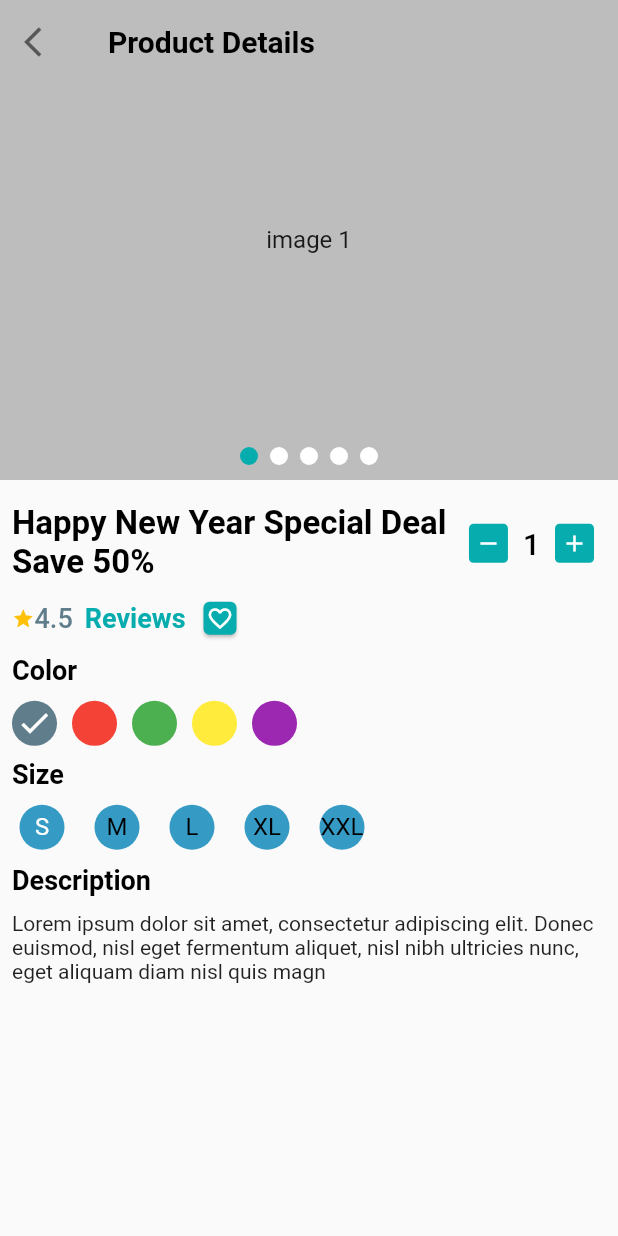
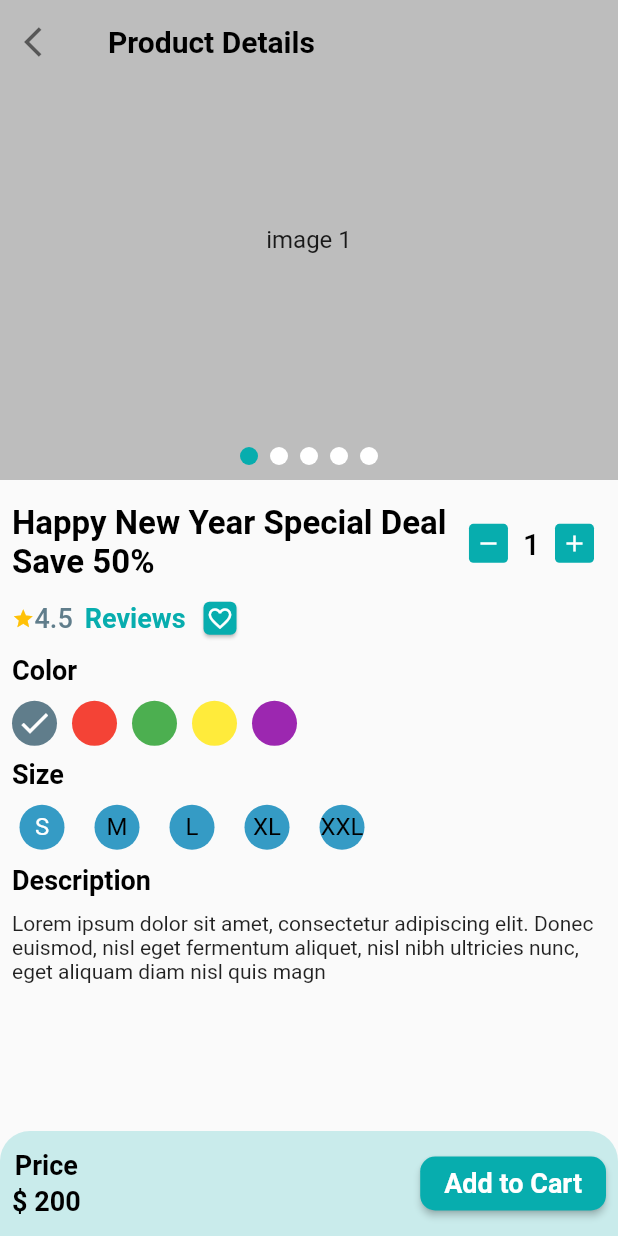
Before and after one commit to MDRifatkhan333/cruftybuy, a Flutter app: the ProductDetasilScreen screen opened directly, on a phone screen of 412 x 824 dp. Run offline on Flutter 3.47's test engine with Material 2 defaults, Android fonts, the phone set to English and light mode, and no system bars; drawn by our look-alikes of carousel_slider; our stand-ins replace flutter_svg, get, pin_code_fields.

```diff
--- a/lib/presentation/ui/screen/product_detailsScreen.dart
+++ b/lib/presentation/ui/screen/product_detailsScreen.dart
@@ -59,7 +59,9 @@ class _ProductDetasilScreenState extends State<ProductDetasilScreen> {
             SizedBox(
               height: MediaQuery.of(context).size.height * 0.01,
             ),
-            Padding(
+            Expanded(
+              child: SingleChildScrollView(
+                child: Padding(
                   padding: const EdgeInsets.all(8.0),
                   child: Column(
                     crossAxisAlignment: CrossAxisAlignment.start,
@@ -233,10 +235,70 @@ class _ProductDetasilScreenState extends State<ProductDetasilScreen> {
                         height: 10,
                       ),
                       const Text(
-                      'Lorem ipsum dolor sit amet, consectetur adipiscing elit. Donec euismod, nisl eget fermentum aliquet, nisl nibh ultricies nunc, eget aliquam diam nisl quis magn ')
+                          'Lorem ipsum dolor sit amet, consectetur adipiscing elit. Donec euismod, nisl eget fermentum aliquet, nisl nibh ultricies nunc, eget aliquam diam nisl quis magn '),
                     ],
                   ),
                 ),
+              ),
+            ),
+            Container(
+              height: 70,
+              decoration: BoxDecoration(
+                  borderRadius: const BorderRadius.only(
+                    topLeft: Radius.circular(20),
+                    topRight: Radius.circular(20),
+                  ),
+                  color: AppColors.primaryColor.withOpacity(0.2)),
+              child: Row(
+                children: [
+                  const Padding(
+                    padding: EdgeInsets.all(8.0),
+                    child: Column(
+                      mainAxisAlignment: MainAxisAlignment.center,
+                      children: [
+                        Text(
+                          'Price',
+                          style: TextStyle(
+                              fontSize: 18,
+                              fontWeight: FontWeight.bold,
+                              color: Colors.black),
+                        ),
+                        SizedBox(
+                          height: 3,
+                        ),
+                        Text(
+                          '\$ 200',
+                          style: TextStyle(
+                              fontSize: 18,
+                              fontWeight: FontWeight.bold,
+                              color: Colors.black),
+                        ),
+                      ],
+                    ),
+                  ),
+                  const Spacer(),
+                  Padding(
+                    padding: const EdgeInsets.all(8.0),
+                    child: ElevatedButton(
+                      onPressed: () {},
+                      child: Text(
+                        'Add to Cart',
+                        style: TextStyle(
+                            fontSize: 18,
+                            fontWeight: FontWeight.bold,
+                            color: Colors.white),
+                      ),
+                      style: ElevatedButton.styleFrom(
+                        primary: AppColors.primaryColor,
+                        shape: RoundedRectangleBorder(
+                          borderRadius: BorderRadius.circular(10),
+                        ),
+                      ),
+                    ),
+                  ),
+                ],
+              ),
+            )
           ],
         ),
       ),
--- a/lib/presentation/ui/screen/splashScreen.dart
+++ b/lib/presentation/ui/screen/splashScreen.dart
@@ -1,3 +1,4 @@
+import 'package:cruftybuy/presentation/ui/screen/createReviewScreen.dart';
 import 'package:cruftybuy/presentation/ui/screen/mainNavBar.dart';
 import 'package:cruftybuy/presentation/ui/screen/product_detailsScreen.dart';
 
@@ -23,7 +24,7 @@ class _SplashScreenState extends State<SplashScreen> {
   void goToNextScreen() {
     // using getx
     Future.delayed(const Duration(seconds: 3)).then((value) {
-      Get.offAll(() => const ProductDetasilScreen());
+      Get.offAll(() => const CreateReviewScreen());
     });
   }
 
```
Also changed, not shown: lib/presentation/ui/screen/createReviewScreen.dart (added, +104 -0 lines). Lines whose indentation alone changed are shown as unchanged.
